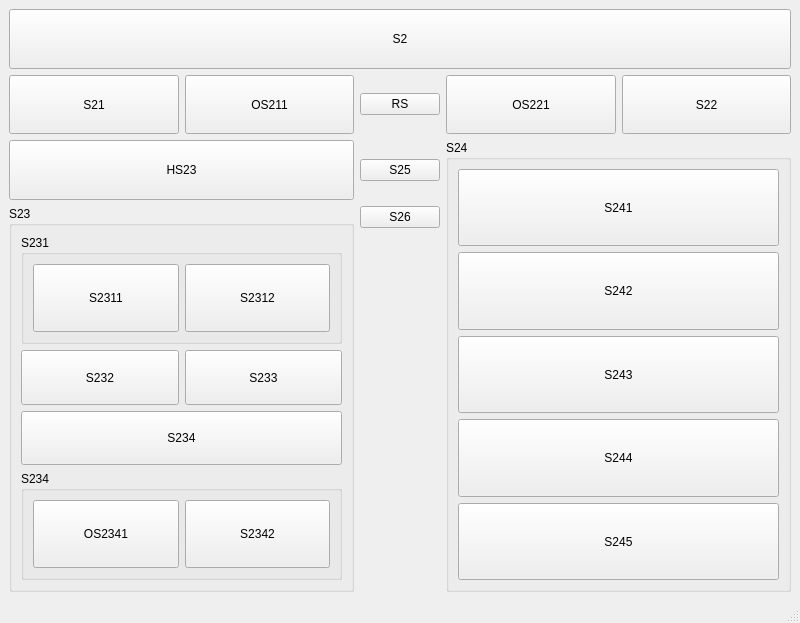
Old version of the form mainwindow.ui in the repository DjangoReinhard/StateMachine.
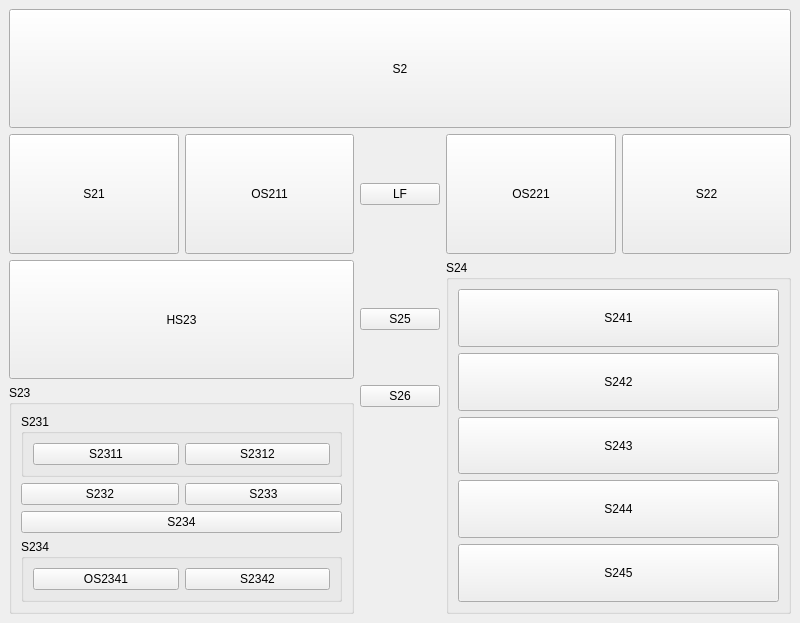
New version of the form.

Patch:
```diff
--- a/mainwindow.ui
+++ b/mainwindow.ui
@@ -14,26 +14,7 @@
    <string>MainWindow</string>
   </property>
   <widget class="QWidget" name="centralwidget">
-   <layout class="QGridLayout" name="gridLayout" rowstretch="1,1,1,6,6" columnstretch="0,0,0,0,0">
-    <item row="0" column="0" colspan="5">
-     <widget class="QPushButton" name="pb2">
-      <property name="sizePolicy">
-       <sizepolicy hsizetype="Minimum" vsizetype="MinimumExpanding">
-        <horstretch>0</horstretch>
-        <verstretch>0</verstretch>
-       </sizepolicy>
-      </property>
-      <property name="text">
-       <string>S2</string>
-      </property>
-      <property name="checkable">
-       <bool>false</bool>
-      </property>
-      <property name="checked">
-       <bool>false</bool>
-      </property>
-     </widget>
-    </item>
+   <layout class="QGridLayout" name="gridLayout" rowstretch="0,0,0,0,0" columnstretch="0,0,0,0,0">
     <item row="3" column="2">
      <widget class="QPushButton" name="pb26">
       <property name="text">
@@ -41,138 +22,6 @@
       </property>
      </widget>
     </item>
-    <item row="1" column="0">
-     <widget class="QPushButton" name="pb21">
-      <property name="sizePolicy">
-       <sizepolicy hsizetype="MinimumExpanding" vsizetype="MinimumExpanding">
-        <horstretch>0</horstretch>
-        <verstretch>0</verstretch>
-       </sizepolicy>
-      </property>
-      <property name="text">
-       <string>S21</string>
-      </property>
-      <property name="checkable">
-       <bool>false</bool>
-      </property>
-     </widget>
-    </item>
-    <item row="1" column="4">
-     <widget class="QPushButton" name="pb22">
-      <property name="sizePolicy">
-       <sizepolicy hsizetype="MinimumExpanding" vsizetype="MinimumExpanding">
-        <horstretch>0</horstretch>
-        <verstretch>0</verstretch>
-       </sizepolicy>
-      </property>
-      <property name="text">
-       <string>S22</string>
-      </property>
-      <property name="checkable">
-       <bool>false</bool>
-      </property>
-     </widget>
-    </item>
-    <item row="1" column="3">
-     <widget class="QPushButton" name="pb221">
-      <property name="sizePolicy">
-       <sizepolicy hsizetype="MinimumExpanding" vsizetype="MinimumExpanding">
-        <horstretch>0</horstretch>
-        <verstretch>0</verstretch>
-       </sizepolicy>
-      </property>
-      <property name="text">
-       <string>OS221</string>
-      </property>
-     </widget>
-    </item>
-    <item row="2" column="3" rowspan="3" colspan="2">
-     <widget class="QGroupBox" name="g24">
-      <property name="title">
-       <string>S24</string>
-      </property>
-      <layout class="QGridLayout" name="gridLayout_3" rowstretch="1,1,1,1,1">
-       <item row="1" column="1">
-        <widget class="QPushButton" name="pb242">
-         <property name="sizePolicy">
-          <sizepolicy hsizetype="MinimumExpanding" vsizetype="MinimumExpanding">
-           <horstretch>0</horstretch>
-           <verstretch>0</verstretch>
-          </sizepolicy>
-         </property>
-         <property name="text">
-          <string>S242</string>
-         </property>
-        </widget>
-       </item>
-       <item row="3" column="1">
-        <widget class="QPushButton" name="pb244">
-         <property name="sizePolicy">
-          <sizepolicy hsizetype="MinimumExpanding" vsizetype="MinimumExpanding">
-           <horstretch>0</horstretch>
-           <verstretch>0</verstretch>
-          </sizepolicy>
-         </property>
-         <property name="text">
-          <string>S244</string>
-         </property>
-        </widget>
-       </item>
-       <item row="2" column="1">
-        <widget class="QPushButton" name="pb243">
-         <property name="sizePolicy">
-          <sizepolicy hsizetype="MinimumExpanding" vsizetype="MinimumExpanding">
-           <horstretch>0</horstretch>
-           <verstretch>0</verstretch>
-          </sizepolicy>
-         </property>
-         <property name="text">
-          <string>S243</string>
-         </property>
-        </widget>
-       </item>
-       <item row="0" column="1">
-        <widget class="QPushButton" name="pb241">
-         <property name="sizePolicy">
-          <sizepolicy hsizetype="MinimumExpanding" vsizetype="MinimumExpanding">
-           <horstretch>0</horstretch>
-           <verstretch>0</verstretch>
-          </sizepolicy>
-         </property>
-         <property name="text">
-          <string>S241</string>
-         </property>
-        </widget>
-       </item>
-       <item row="4" column="1">
-        <widget class="QPushButton" name="pb245">
-         <property name="sizePolicy">
-          <sizepolicy hsizetype="MinimumExpanding" vsizetype="MinimumExpanding">
-           <horstretch>0</horstretch>
-           <verstretch>0</verstretch>
-          </sizepolicy>
-         </property>
-         <property name="text">
-          <string>S245</string>
-         </property>
-        </widget>
-       </item>
-      </layout>
-     </widget>
-    </item>
-    <item row="1" column="1">
-     <widget class="QPushButton" name="pb211">
-      <property name="sizePolicy">
-       <sizepolicy hsizetype="MinimumExpanding" vsizetype="MinimumExpanding">
-        <horstretch>0</horstretch>
-        <verstretch>0</verstretch>
-       </sizepolicy>
-      </property>
-      <property name="text">
-       <string>OS211</string>
-      </property>
-     </widget>
-    </item>
     <item row="2" column="0" colspan="2">
      <widget class="QPushButton" name="pb23">
       <property name="sizePolicy">
@@ -189,6 +38,32 @@
       </property>
      </widget>
     </item>
+    <item row="1" column="1">
+     <widget class="QPushButton" name="pb211">
+      <property name="sizePolicy">
+       <sizepolicy hsizetype="MinimumExpanding" vsizetype="MinimumExpanding">
+        <horstretch>0</horstretch>
+        <verstretch>0</verstretch>
+       </sizepolicy>
+      </property>
+      <property name="text">
+       <string>OS211</string>
+      </property>
+     </widget>
+    </item>
+    <item row="1" column="3">
+     <widget class="QPushButton" name="pb221">
+      <property name="sizePolicy">
+       <sizepolicy hsizetype="MinimumExpanding" vsizetype="MinimumExpanding">
+        <horstretch>0</horstretch>
+        <verstretch>0</verstretch>
+       </sizepolicy>
+      </property>
+      <property name="text">
+       <string>OS221</string>
+      </property>
+     </widget>
+    </item>
     <item row="3" column="0" rowspan="2" colspan="2">
      <widget class="QGroupBox" name="g23">
       <property name="title">
@@ -319,6 +194,51 @@
       </layout>
      </widget>
     </item>
+    <item row="1" column="2">
+     <widget class="QPushButton" name="pbLF">
+      <property name="text">
+       <string>LF</string>
+      </property>
+      <property name="checkable">
+       <bool>false</bool>
+      </property>
+     </widget>
+    </item>
+    <item row="1" column="4">
+     <widget class="QPushButton" name="pb22">
+      <property name="sizePolicy">
+       <sizepolicy hsizetype="MinimumExpanding" vsizetype="MinimumExpanding">
+        <horstretch>0</horstretch>
+        <verstretch>0</verstretch>
+       </sizepolicy>
+      </property>
+      <property name="text">
+       <string>S22</string>
+      </property>
+      <property name="checkable">
+       <bool>false</bool>
+      </property>
+     </widget>
+    </item>
+    <item row="0" column="0" colspan="5">
+     <widget class="QPushButton" name="pb2">
+      <property name="sizePolicy">
+       <sizepolicy hsizetype="Minimum" vsizetype="MinimumExpanding">
+        <horstretch>0</horstretch>
+        <verstretch>0</verstretch>
+       </sizepolicy>
+      </property>
+      <property name="text">
+       <string>S2</string>
+      </property>
+      <property name="checkable">
+       <bool>false</bool>
+      </property>
+      <property name="checked">
+       <bool>false</bool>
+      </property>
+     </widget>
+    </item>
     <item row="2" column="2">
      <widget class="QPushButton" name="pb25">
       <property name="sizePolicy">
@@ -335,10 +255,90 @@
       </property>
      </widget>
     </item>
-    <item row="1" column="2">
-     <widget class="QPushButton" name="pbLF">
+    <item row="2" column="3" rowspan="3" colspan="2">
+     <widget class="QGroupBox" name="g24">
+      <property name="title">
+       <string>S24</string>
+      </property>
+      <layout class="QGridLayout" name="gridLayout_3" rowstretch="1,1,1,1,1">
+       <item row="1" column="1">
+        <widget class="QPushButton" name="pb242">
+         <property name="sizePolicy">
+          <sizepolicy hsizetype="MinimumExpanding" vsizetype="MinimumExpanding">
+           <horstretch>0</horstretch>
+           <verstretch>0</verstretch>
+          </sizepolicy>
+         </property>
+         <property name="text">
+          <string>S242</string>
+         </property>
+        </widget>
+       </item>
+       <item row="3" column="1">
+        <widget class="QPushButton" name="pb244">
+         <property name="sizePolicy">
+          <sizepolicy hsizetype="MinimumExpanding" vsizetype="MinimumExpanding">
+           <horstretch>0</horstretch>
+           <verstretch>0</verstretch>
+          </sizepolicy>
+         </property>
+         <property name="text">
+          <string>S244</string>
+         </property>
+        </widget>
+       </item>
+       <item row="2" column="1">
+        <widget class="QPushButton" name="pb243">
+         <property name="sizePolicy">
+          <sizepolicy hsizetype="MinimumExpanding" vsizetype="MinimumExpanding">
+           <horstretch>0</horstretch>
+           <verstretch>0</verstretch>
+          </sizepolicy>
+         </property>
+         <property name="text">
+          <string>S243</string>
+         </property>
+        </widget>
+       </item>
+       <item row="0" column="1">
+        <widget class="QPushButton" name="pb241">
+         <property name="sizePolicy">
+          <sizepolicy hsizetype="MinimumExpanding" vsizetype="MinimumExpanding">
+           <horstretch>0</horstretch>
+           <verstretch>0</verstretch>
+          </sizepolicy>
+         </property>
+         <property name="text">
+          <string>S241</string>
+         </property>
+        </widget>
+       </item>
+       <item row="4" column="1">
+        <widget class="QPushButton" name="pb245">
+         <property name="sizePolicy">
+          <sizepolicy hsizetype="MinimumExpanding" vsizetype="MinimumExpanding">
+           <horstretch>0</horstretch>
+           <verstretch>0</verstretch>
+          </sizepolicy>
+         </property>
+         <property name="text">
+          <string>S245</string>
+         </property>
+        </widget>
+       </item>
+      </layout>
+     </widget>
+    </item>
+    <item row="1" column="0">
+     <widget class="QPushButton" name="pb21">
+      <property name="sizePolicy">
+       <sizepolicy hsizetype="MinimumExpanding" vsizetype="MinimumExpanding">
+        <horstretch>0</horstretch>
+        <verstretch>0</verstretch>
+       </sizepolicy>
+      </property>
       <property name="text">
-       <string>RS</string>
+       <string>S21</string>
       </property>
       <property name="checkable">
        <bool>false</bool>
@@ -357,7 +357,6 @@
     </rect>
    </property>
   </widget>
-  <widget class="QStatusBar" name="statusbar"/>
  </widget>
  <resources/>
  <connections/>
```
